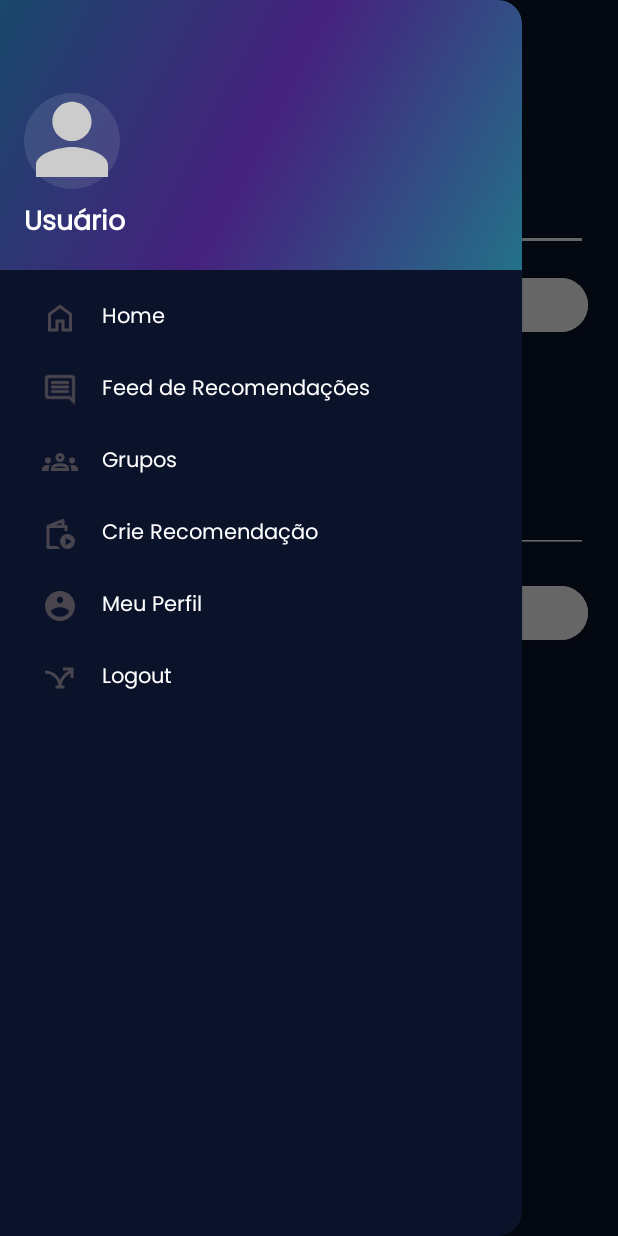
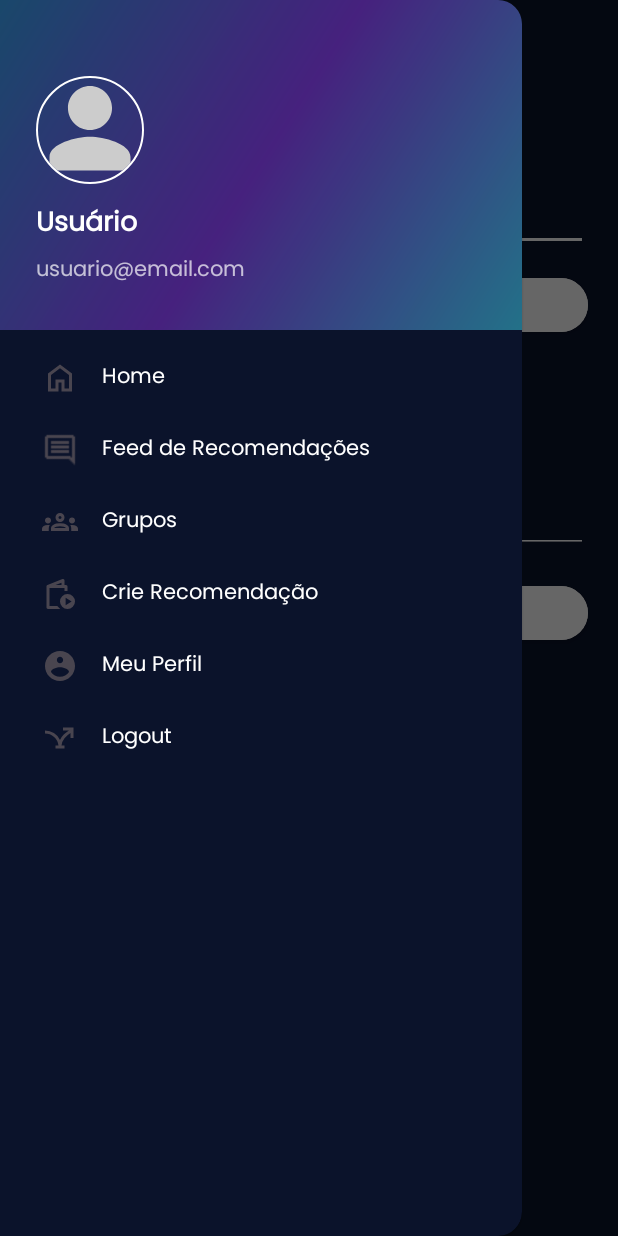
Before and after one commit to carlosaoribeiro/ProjectReelCine, an Android app: the RecomendarFilmeActivity screen opened directly, with no data from a screen before it, with the side drawer open, on a phone screen of 412 x 824 dp. Run offline under Robolectric (Android 15) with nearby library versions, the phone set to English and light mode, and no system bars; our stand-ins replace CircleImageView, Firebase (no records; nobody signed in at launch, a user with empty details on screens opened directly); pictures from the network do not load.

Commit message:
Update nav_header.xml

```diff
--- a/app/src/main/res/layout/nav_header.xml
+++ b/app/src/main/res/layout/nav_header.xml
@@ -1,27 +1,31 @@
 <?xml version="1.0" encoding="utf-8"?>
 <LinearLayout xmlns:android="http://schemas.android.com/apk/res/android"
+    xmlns:app="http://schemas.android.com/apk/res-auto"
     android:layout_width="match_parent"
-    android:layout_height="180dp"
+    android:layout_height="220dp"
+    android:background="@drawable/header_gradient"
+    android:gravity="center_vertical"
     android:orientation="vertical"
-    android:gravity="bottom"
-    android:padding="16dp"
-    android:background="@drawable/header_gradient"
-    android:elevation="4dp">
+    android:paddingStart="24dp"
+    android:paddingEnd="24dp"
+    android:paddingTop="48dp"
+    android:paddingBottom="24dp">
 
-    <ImageView
+    <de.hdodenhof.circleimageview.CircleImageView
         android:id="@+id/imageUserAvatar"
-        android:layout_width="64dp"
-        android:layout_height="64dp"
+        android:layout_width="72dp"
+        android:layout_height="72dp"
+        android:contentDescription="@string/avatar"
+        android:scaleType="centerCrop"
         android:src="@drawable/avatar_placeholder"
-        android:scaleType="centerCrop"
-        android:background="@drawable/avatar_background_circle"
-        android:contentDescription="@string/avatar"
-        android:layout_marginBottom="8dp" />
+        app:civ_border_color="@android:color/white"
+        app:civ_border_width="1dp" />
 
     <TextView
         android:id="@+id/textUserName"
         android:layout_width="wrap_content"
         android:layout_height="wrap_content"
+        android:layout_marginTop="12dp"
         android:text="Carregando..."
         android:textColor="@android:color/white"
         android:textSize="18sp"
@@ -31,8 +35,10 @@
         android:id="@+id/textUserEmail"
         android:layout_width="wrap_content"
         android:layout_height="wrap_content"
+        android:layout_marginTop="4dp"
         android:text="usuario@email.com"
         android:textColor="#B3FFFFFF"
         android:textSize="14sp"
-        android:visibility="gone" /> <!-- opcional -->
+        android:visibility="visible" />
+
 </LinearLayout>
--- a/app/src/main/res/values/styles.xml
+++ b/app/src/main/res/values/styles.xml
@@ -1,24 +1,22 @@
 <?xml version="1.0" encoding="utf-8"?>
 <resources>
 
-    <!-- Tema geral do app (se já existir, mantenha) -->
     <style name="AppTheme" parent="Theme.MaterialComponents.DayNight.DarkActionBar">
-        <!-- Customize seu tema aqui -->
     </style>
 
-    <!-- Estilo do botão personalizado -->
     <style name="Button.TeachTrack" parent="Widget.MaterialComponents.Button">
-        <item name="android:backgroundTint">#FFFFFF</item> <!-- fundo branco -->
-        <item name="android:textColor">#0B132B</item> <!-- texto escuro -->
-        <item name="cornerRadius">24dp</item> <!-- cantos arredondados -->
-        <item name="android:elevation">4dp</item>
+        <item name="android:backgroundTint">#FFFFFF</item> <item name="android:textColor">#0B132B</item> <item name="cornerRadius">24dp</item> <item name="android:elevation">4dp</item>
     </style>
 
     <style name="NavDrawerItemStyle" parent="TextAppearance.AppCompat.Body1">
         <item name="android:paddingStart">16dp</item>
         <item name="android:paddingEnd">16dp</item>
-        <item name="android:paddingTop">16dp</item> <!-- aumenta área de clique -->
-        <item name="android:paddingBottom">16dp</item>
+        <item name="android:paddingTop">16dp</item> <item name="android:paddingBottom">16dp</item>
+    </style>
+
+    <style name="ShapeAppearance.App.CircleImageView" parent="">
+        <item name="cornerFamily">rounded</item>
+        <item name="cornerSize">50%</item>
     </style>
 
 </resources>
```
Also changed, not shown: app/build.gradle.kts (+4 -7 lines), gradle/libs.versions.toml (+51 -48 lines).
